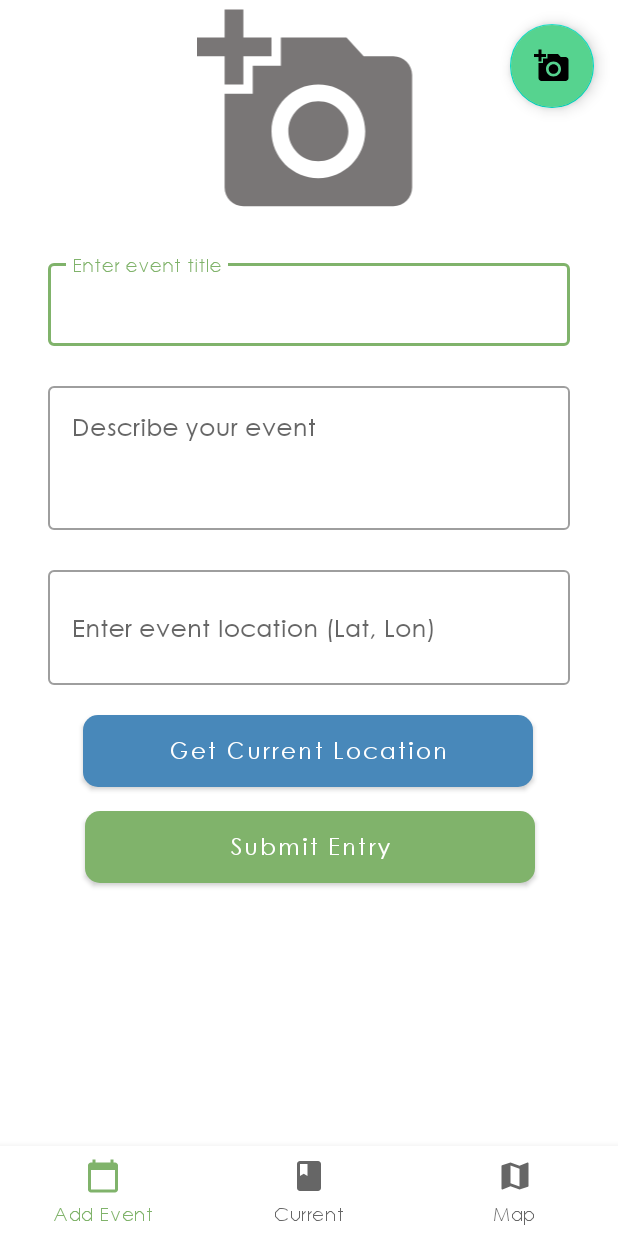
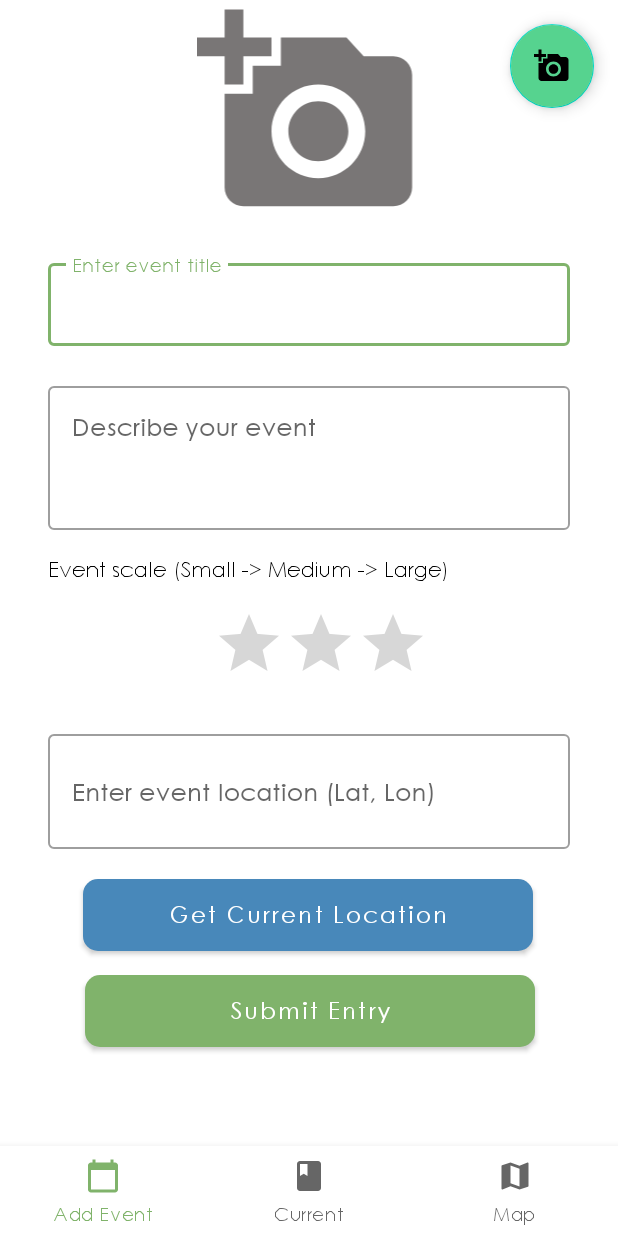
Before and after one commit to victoryspectwo/MAD_MP, an Android app: the AddFragment screen opened directly, with no data from a screen before it, on a phone screen of 412 x 824 dp. Run offline under Robolectric (Android 15) with nearby library versions, the phone set to English and light mode, and no system bars; our stand-ins replace Firebase (no records; nobody signed in at launch, a user with empty details on screens opened directly), Volley; libraries missing offline, so code that uses them is left out: com.journeyapps.barcodescanner; pictures from the network do not load.

Commit message:
updated Signup.java, added ratingBar for scale in organiser Add Fragment

```diff
--- a/app/src/main/res/layout/fragment_add.xml
+++ b/app/src/main/res/layout/fragment_add.xml
@@ -7,6 +7,7 @@
     android:layout_height="match_parent"
     tools:context=".organiser.AddFragment">
 
+    <!-- Header Image -->
     <ImageView
         android:id="@+id/headerImage"
         android:layout_width="match_parent"
@@ -16,6 +17,7 @@
         app:layout_constraintStart_toStartOf="parent"
         app:layout_constraintEnd_toEndOf="parent"/>
 
+    <!-- Button to add image -->
     <com.google.android.material.floatingactionbutton.FloatingActionButton
         android:id="@+id/addImage"
         android:layout_width="wrap_content"
@@ -25,9 +27,9 @@
         android:backgroundTint="@color/cyan"
         android:src="@drawable/icon_addphoto"
         app:layout_constraintTop_toTopOf="parent"
-        app:layout_constraintEnd_toEndOf="@+id/headerImage"
-        tools:layout_editor_absoluteY="114dp" />
+        app:layout_constraintEnd_toEndOf="@+id/headerImage" />
 
+    <!-- Title TextInputLayout -->
     <com.google.android.material.textfield.TextInputLayout
         android:id="@+id/titleLayout"
         style="@style/Widget.MaterialComponents.TextInputLayout.OutlinedBox"
@@ -46,11 +48,9 @@
             android:hint="Enter event title"
             android:layout_height="wrap_content"
             android:maxHeight="55dp"/>
-
-
     </com.google.android.material.textfield.TextInputLayout>
 
-
+    <!-- Description TextInputLayout -->
     <com.google.android.material.textfield.TextInputLayout
         android:id="@+id/descLayout"
         style="@style/Widget.MaterialComponents.TextInputLayout.OutlinedBox"
@@ -72,8 +72,32 @@
             android:overScrollMode="always"
             android:id="@+id/eventDesc"
             android:hint="Describe your event" />
+
+        <!-- RatingBar for event scale -->
+        <TextView
+            android:id="@+id/ratingDescription"
+            android:layout_width="wrap_content"
+            android:layout_height="wrap_content"
+            android:text="Event scale (Small -> Medium -> Large)"
+            android:textColor="@android:color/black"
+            app:layout_constraintStart_toStartOf="parent"
+            app:layout_constraintTop_toBottomOf="@+id/eventDesc"
+            android:layout_marginTop="16dp"/>
+
+        <RatingBar
+            android:id="@+id/eventScale"
+            android:layout_width="wrap_content"
+            android:layout_height="wrap_content"
+            android:numStars="3"
+            android:layout_gravity="center"
+            android:layout_weight="1"
+            app:layout_constraintStart_toEndOf="@+id/ratingDescription"
+            app:layout_constraintTop_toBottomOf="@+id/eventDesc"
+            android:layout_marginTop="16dp"
+            android:layout_marginStart="8dp" />
     </com.google.android.material.textfield.TextInputLayout>
 
+    <!-- Location TextInputLayout -->
     <com.google.android.material.textfield.TextInputLayout
         android:id="@+id/locationLayout"
         style="@style/Widget.MaterialComponents.TextInputLayout.OutlinedBox"
@@ -92,15 +116,12 @@
             android:layout_height="wrap_content"
             android:inputType="textMultiLine"
             android:lines="2"
-        android:hint="Enter event location (Lat, Lon)" /> <!-- Adjusted hint -->
-
+            android:hint="Enter event location (Lat, Lon)" />
 
         <!-- I want to implement geocoding here! -->
-
-
     </com.google.android.material.textfield.TextInputLayout>
 
-
+    <!-- Button to get current location -->
     <Button
         android:id="@+id/get_location_button"
         android:layout_width="300dp"
@@ -119,6 +140,7 @@
         app:layout_constraintStart_toStartOf="parent"
         app:layout_constraintTop_toBottomOf="@+id/locationLayout" />
 
+    <!-- Button to submit entry -->
     <Button
         android:id="@+id/submit_button"
         android:layout_width="300dp"
@@ -135,7 +157,7 @@
         app:layout_constraintHorizontal_bias="1.0"
         app:layout_constraintStart_toStartOf="parent"
         app:layout_constraintTop_toBottomOf="@+id/get_location_button" />
-    <!--button won't change color, figure out why-->
 
+    <!-- RatingBar for event scale -->
 
 </androidx.constraintlayout.widget.ConstraintLayout>
--- a/app/src/main/res/layout/fragment_volunteer_profile.xml
+++ b/app/src/main/res/layout/fragment_volunteer_profile.xml
@@ -37,7 +37,7 @@
         <TextView
             android:layout_width="wrap_content"
             android:layout_height="wrap_content"
-            android:text="Error"
+            android:id="@+id/volun_name"
             android:textSize="20dp"
             android:layout_marginTop="8dp"
             android:textStyle="bold" />
```
Also changed, not shown: app/src/main/java/com/sp/madproject/organiser/AddFragment.java (+20 -2 lines), app/src/main/java/com/sp/madproject/startup/Signup.java (+4 -8 lines), app/src/main/java/com/sp/madproject/volunteer/VolunteerProfileFragment.java (+47 -27 lines). Lines whose indentation alone changed are shown as unchanged.
